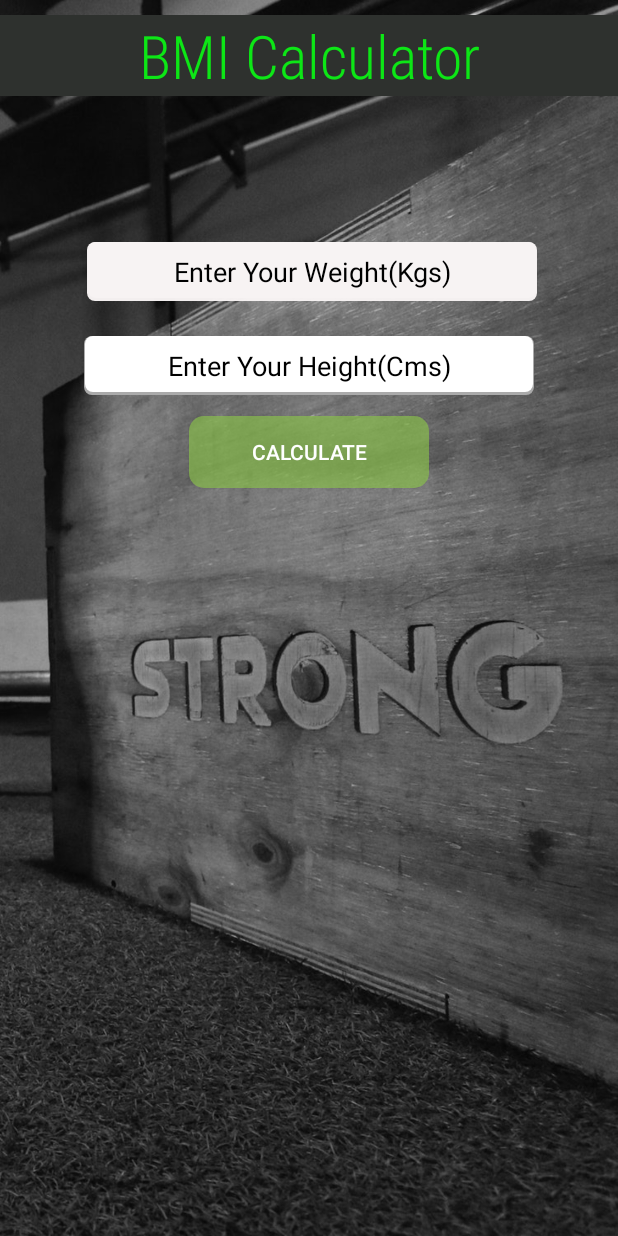
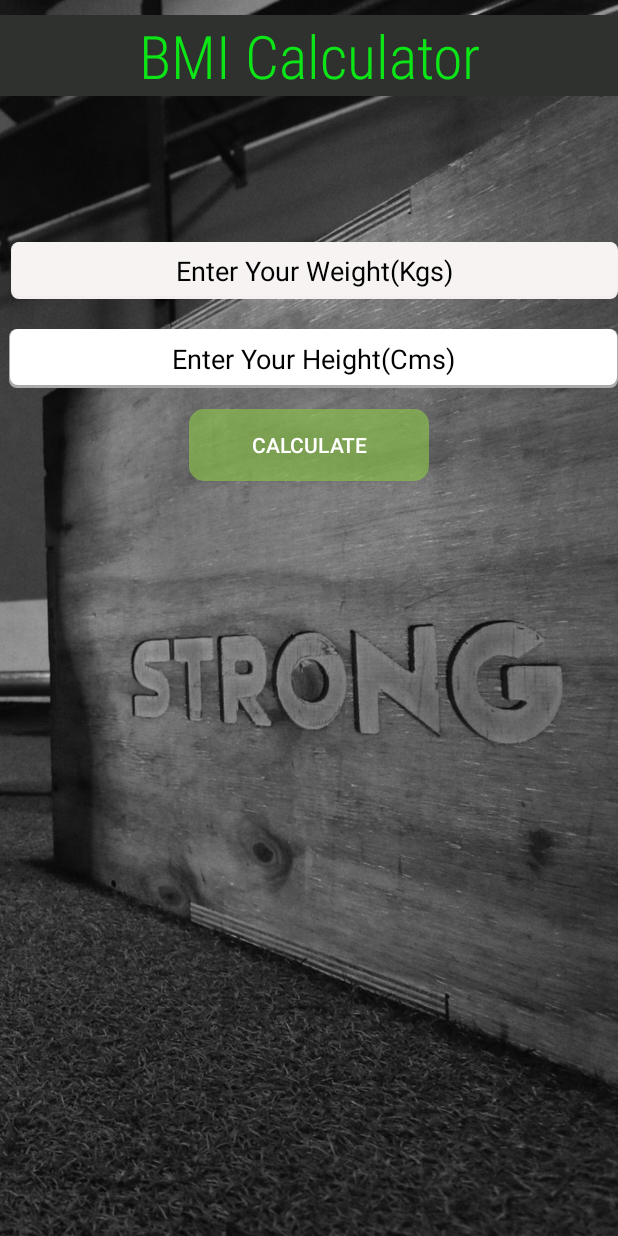
Before and after one commit to surajkamblesk/DailyOneAppChallenge, an Android app: the screen it shows after launch (MainActivity), on a phone screen of 412 x 824 dp. Run offline under Robolectric (Android 15) with nearby library versions, the phone set to English and light mode, and no system bars; our stand-ins replace AdMob; Roboto replaces fonts that are not available here.

Commit message:
minor changes:

```diff
--- a/BMI_Calculator/app/src/main/res/layout/activity_main.xml
+++ b/BMI_Calculator/app/src/main/res/layout/activity_main.xml
@@ -22,14 +22,14 @@
 
     <EditText
         android:id="@+id/ET_weight"
-        android:layout_width="300dp"
-        android:layout_height="39dp"
+        android:layout_width="match_parent"
+        android:layout_height="38dp"
         android:layout_alignParentStart="true"
         android:layout_alignParentTop="true"
+
         android:layout_centerInParent="true"
-        android:layout_marginStart="58dp"
-
-        android:layout_marginLeft="10dp"
+        android:layout_marginStart="7dp"
+        android:layout_marginLeft="5dp"
         android:layout_marginTop="161dp"
         android:background="@drawable/field_style"
         android:backgroundTint="#FAF7F3F3"
@@ -38,22 +38,22 @@
         android:textColor="@android:color/background_light"
         android:textColorHint="@android:color/background_dark" />
 
+
     <EditText
         android:id="@+id/ET_height"
-        android:layout_width="300dp"
+        android:layout_width="match_parent"
         android:layout_height="39dp"
         android:layout_alignParentStart="true"
         android:layout_alignParentTop="true"
-
         android:layout_centerInParent="true"
-        android:layout_marginStart="56dp"
-        android:layout_marginTop="224dp"
+        android:layout_marginStart="6dp"
+        android:layout_marginLeft="5dp"
+        android:layout_marginTop="219dp"
         android:background="@drawable/field_style"
         android:hint="Enter Your Height(Cms)"
         android:textAlignment="center"
         android:textColor="@android:color/background_dark"
         android:textColorHint="@android:color/background_dark" />
-
 
     <Button
         android:id="@+id/btn_calculate"
@@ -79,11 +79,14 @@
 
     <TextView
         android:id="@+id/tv_result"
-        android:layout_width="match_parent"
-        android:layout_height="wrap_content"
+        android:layout_width="200dp"
+        android:layout_height="100dp"
         android:layout_alignParentBottom="true"
-        android:layout_centerHorizontal="true"
-        android:layout_marginBottom="233dp"
-         />
+
+        android:layout_centerInParent="true"
+        android:layout_marginBottom="174dp"
+        android:textAlignment="center"
+        android:textColor="#0C18E6"
+        android:textSize="30sp" />
 
 </RelativeLayout>
```
